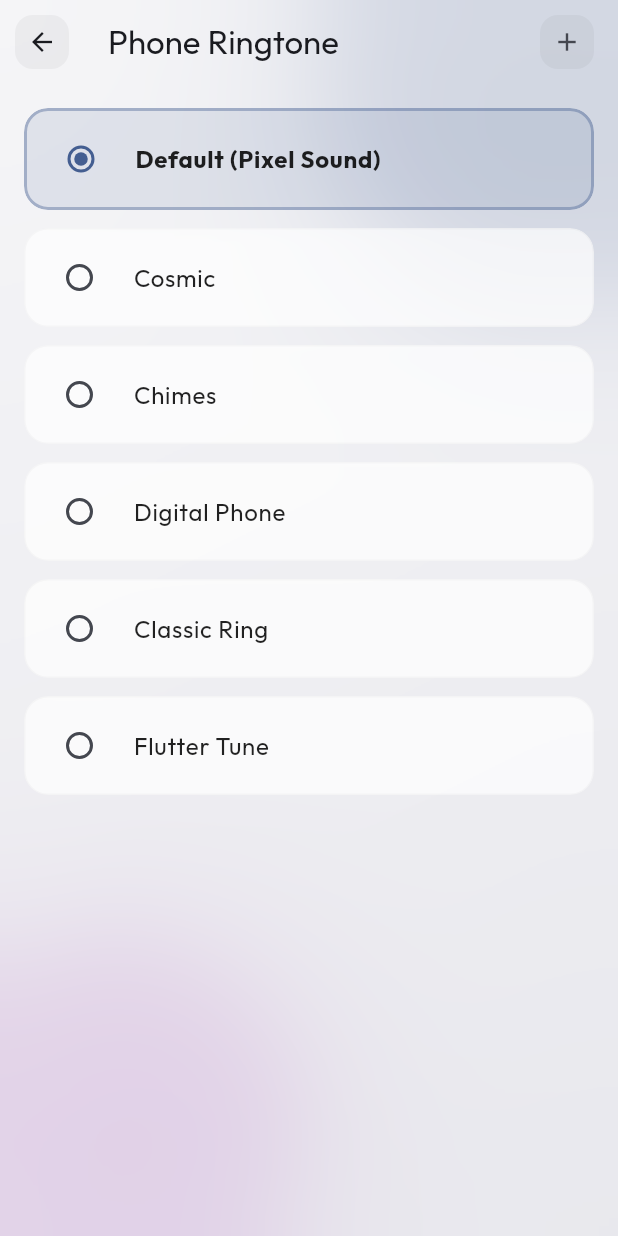
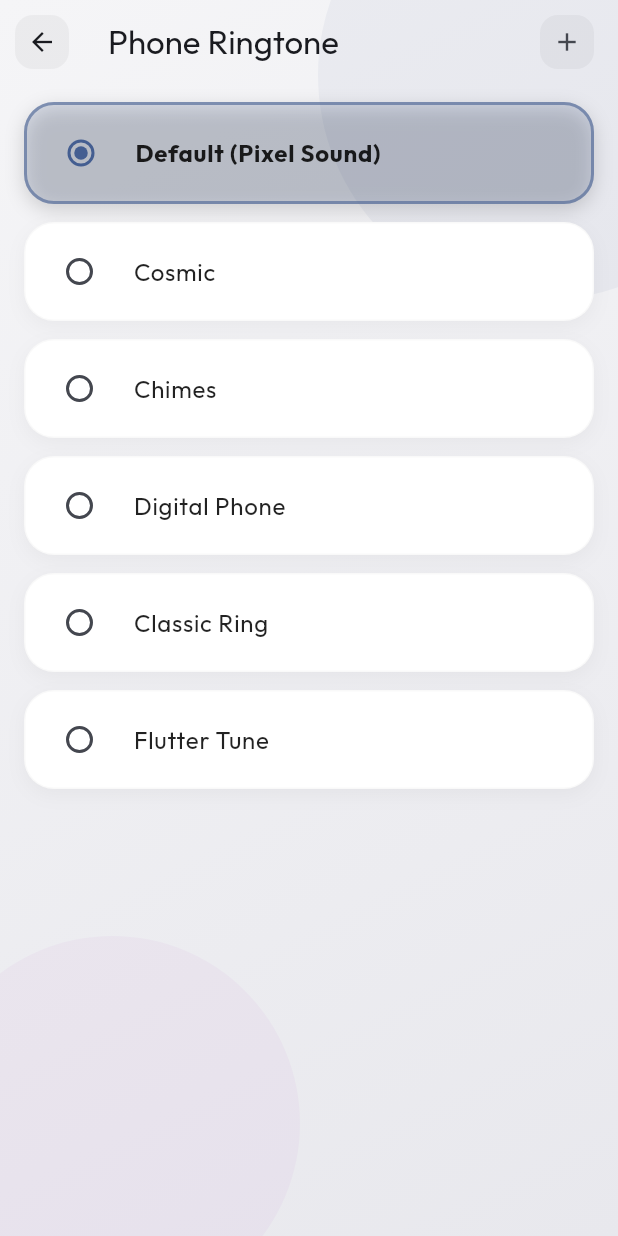
Before and after one commit to DarkShadow1107/Flutter-Phone, a Flutter app: the screen it shows after launch, item 4 of the bottom bar chosen, scrolled down 576 dp, after a tap on "Ringtone", on a phone screen of 412 x 824 dp. Run offline on Flutter 3.47's test engine with Material 3 defaults, Android fonts, the phone set to English and light mode, and no system bars; our stand-ins replace file_picker, flutter_contacts, google_fonts, image_picker, permission_handler, share_plus and 1 more; missing offline and left inert: call_log, flutter_displaymode.

Commit message:
Update 20

```diff
--- a/lib/screens/call_screen.dart
+++ b/lib/screens/call_screen.dart
@@ -401,6 +401,7 @@ class _CallScreenState extends State<CallScreen> with TickerProviderStateMixin {
                       const Spacer(),
 
                       // Keypad or Controls
+                      if (_callState == CallState.connected || _showKeypad)
                         AnimatedSwitcher(
                           duration: const Duration(milliseconds: 300),
                           transitionBuilder: (child, animation) {
@@ -420,7 +421,7 @@ class _CallScreenState extends State<CallScreen> with TickerProviderStateMixin {
                               : _buildCallControls(),
                         ),
 
-                      SizedBox(height: _showKeypad ? 10 : 40),
+                      SizedBox(height: _showKeypad ? 10 : (_callState == CallState.connected ? 40 : 0)),
 
                       // Incoming call buttons OR End Call Button
                       if (widget.isIncoming && _callState == CallState.ringing)
--- a/lib/screens/ringtone_screen.dart
+++ b/lib/screens/ringtone_screen.dart
@@ -92,9 +92,28 @@ class _RingtoneScreenState extends State<RingtoneScreen> {
     }
   }
 
+  Future<void> _deleteRingtone(String name) async {
+    setState(() {
+      _systemRingtones.remove(name);
+      if (_selectedRingtone == name) {
+        _selectedRingtone = 'Default (Pixel Sound)';
+        settingsService.clearRingtone();
+      }
+    });
+
+    // If it was a custom ringtone, we also want to forget the path
+    // For now we only support one custom ringtone in settingsService,
+    // so clearing it is correct if that's the one we're deleting.
+
+    ScaffoldMessenger.of(context).showSnackBar(
+      SnackBar(content: Text('Ringtone "$name" removed')),
+    );
+  }
+
   @override
   Widget build(BuildContext context) {
     final isDark = Theme.of(context).brightness == Brightness.dark;
+    final primaryColor = Theme.of(context).colorScheme.primary;
 
     return Scaffold(
       extendBodyBehindAppBar: true,
@@ -103,31 +122,25 @@ class _RingtoneScreenState extends State<RingtoneScreen> {
         backgroundColor: Colors.transparent,
         elevation: 0,
         leading: IconButton(
-          icon: ClipRRect(
+          icon: Container(
+            padding: const EdgeInsets.all(8),
+            decoration: BoxDecoration(
+              color: isDark ? Colors.white.withAlpha(20) : Colors.black.withAlpha(10),
               borderRadius: BorderRadius.circular(12),
-            child: BackdropFilter(
-              filter: ImageFilter.blur(sigmaX: 8, sigmaY: 8),
-              child: Container(
-                padding: const EdgeInsets.all(8),
-                color: isDark ? Colors.white.withAlpha(20) : Colors.black.withAlpha(10),
+            ),
             child: const Icon(Icons.arrow_back, size: 20),
-              ),
-            ),
           ),
           onPressed: () => Navigator.pop(context),
         ),
         actions: [
           IconButton(
-            icon: ClipRRect(
+            icon: Container(
+              padding: const EdgeInsets.all(8),
+              decoration: BoxDecoration(
+                color: isDark ? Colors.white.withAlpha(20) : Colors.black.withAlpha(10),
                 borderRadius: BorderRadius.circular(12),
-              child: BackdropFilter(
-                filter: ImageFilter.blur(sigmaX: 8, sigmaY: 8),
-                child: Container(
-                  padding: const EdgeInsets.all(8),
-                  color: isDark ? Colors.white.withAlpha(20) : Colors.black.withAlpha(10),
+              ),
               child: const Icon(Icons.add, size: 20),
-                ),
-              ),
             ),
             onPressed: _pickCustomRingtone,
           ),
@@ -149,52 +162,52 @@ class _RingtoneScreenState extends State<RingtoneScreen> {
             ),
           ),
 
-           // Orbs
-           Positioned(top: -100, right: -100, child: Container(width: 300, height: 300, decoration: BoxDecoration(shape: BoxShape.circle, color: Theme.of(context).colorScheme.primary.withAlpha(20), boxShadow: [BoxShadow(color: Theme.of(context).colorScheme.primary.withAlpha(30), blurRadius: 100, spreadRadius: 20)]))),
-           Positioned(bottom: -50, left: -50, child: Container(width: 250, height: 250, decoration: BoxDecoration(shape: BoxShape.circle, color: Colors.purple.withAlpha(15), boxShadow: [BoxShadow(color: Colors.purple.withAlpha(20), blurRadius: 100, spreadRadius: 20)]))),
-
-           // Blur Overlay
-           Positioned.fill(
-             child: BackdropFilter(
-               filter: ImageFilter.blur(sigmaX: 30, sigmaY: 30),
-               child: Container(color: Colors.transparent),
-             ),
-           ),
+          // Orbs - Simplified for performance
+          Positioned(top: -100, right: -100, child: Container(width: 300, height: 300, decoration: BoxDecoration(shape: BoxShape.circle, color: primaryColor.withAlpha(15)))),
+          Positioned(bottom: -50, left: -50, child: Container(width: 250, height: 250, decoration: BoxDecoration(shape: BoxShape.circle, color: Colors.purple.withAlpha(10)))),
 
           // Content
           SafeArea(
             child: ListView.builder(
-              padding: const EdgeInsets.all(16),
+              padding: const EdgeInsets.symmetric(horizontal: 16, vertical: 12),
               itemCount: _systemRingtones.length,
               itemBuilder: (context, index) {
                 final ringtone = _systemRingtones[index];
                 final isSelected = ringtone == _selectedRingtone;
+                final isDefault = index < 6; // First 6 are internal defaults
 
                 return Padding(
                   padding: const EdgeInsets.only(bottom: 12),
-                  child: ClipRRect(
-                    borderRadius: BorderRadius.circular(16),
-                    child: BackdropFilter(
-                      filter: ImageFilter.blur(sigmaX: 10, sigmaY: 10),
                   child: Container(
                     decoration: BoxDecoration(
                       color: isSelected
-                              ? Theme.of(context).colorScheme.primary.withAlpha(30)
-                              : (isDark ? Colors.white.withAlpha(10) : Colors.white.withAlpha(180)),
-                          borderRadius: BorderRadius.circular(16),
+                          ? primaryColor.withAlpha(isSelected ? 40 : 10)
+                          : (isDark ? const Color(0xFF1E1E1E) : Colors.white),
+                      borderRadius: BorderRadius.circular(20),
                       border: Border.all(
                         color: isSelected
-                                ? Theme.of(context).colorScheme.primary.withAlpha(100)
-                                : (isDark ? Colors.white.withAlpha(15) : Colors.black.withAlpha(6)),
+                            ? primaryColor.withAlpha(150)
+                            : (isDark ? Colors.white.withAlpha(12) : Colors.black.withAlpha(6)),
                         width: isSelected ? 2 : 1,
                       ),
+                      boxShadow: [
+                        BoxShadow(
+                          color: Colors.black.withAlpha(isSelected ? 40 : 10),
+                          blurRadius: 10,
+                          offset: const Offset(0, 4),
+                        ),
+                      ],
                     ),
                     child: RadioListTile<String>(
                       value: ringtone,
                       groupValue: _selectedRingtone,
-                          onChanged: (String? value) {
+                      onChanged: (String? value) async {
                         if (value != null) {
                           setState(() => _selectedRingtone = value);
+                          if (isDefault) {
+                            await settingsService.clearRingtone();
+                            await settingsService.setRingtoneName(value);
+                          }
                         }
                       },
                       title: Text(
@@ -202,13 +215,17 @@ class _RingtoneScreenState extends State<RingtoneScreen> {
                         style: TextStyle(
                           fontWeight: isSelected ? FontWeight.bold : FontWeight.normal,
                           color: isDark ? Colors.white : Colors.black87,
+                          fontSize: 16,
                         ),
                       ),
-                          activeColor: Theme.of(context).colorScheme.primary,
-                          shape: RoundedRectangleBorder(borderRadius: BorderRadius.circular(16)),
+                      secondary: !isDefault ? IconButton(
+                        icon: const Icon(Icons.delete_outline, color: Colors.redAccent, size: 20),
+                        onPressed: () => _deleteRingtone(ringtone),
+                        tooltip: 'Delete custom ringtone',
+                      ) : null,
+                      activeColor: primaryColor,
+                      shape: RoundedRectangleBorder(borderRadius: BorderRadius.circular(20)),
                       contentPadding: const EdgeInsets.symmetric(horizontal: 16, vertical: 4),
-                        ),
-                      ),
                     ),
                   ),
                 );
--- a/lib/screens/settings_screen.dart
+++ b/lib/screens/settings_screen.dart
@@ -5,6 +5,8 @@ import 'blocked_numbers_screen.dart';
 import 'privacy_policy_screen.dart';
 import 'help_feedback_screen.dart';
 import 'ringtone_screen.dart';
+import '../services/settings_service.dart';
+import 'package:permission_handler/permission_handler.dart';
 
 class SettingsScreen extends StatefulWidget {
   const SettingsScreen({super.key});
@@ -156,7 +158,9 @@ class _SettingsScreenState extends State<SettingsScreen> {
                     );
                   },
                 ),
-              );
+              ).then((_) {
+                if (mounted) setState(() {});
+              });
             },
           ),
           _buildGlassTile(
@@ -167,6 +171,37 @@ class _SettingsScreenState extends State<SettingsScreen> {
               value: true,
               onChanged: (v) {},
             ),
+          ),
+        ]),
+
+        _buildSection(context, 'Permissions', [
+          _buildGlassTile(
+            context,
+            icon: Icons.layers_outlined,
+            title: 'Display over other apps',
+            subtitle: 'Required for incoming call UI',
+            onTap: () async {
+              if (await Permission.systemAlertWindow.isGranted) {
+                if (mounted) {
+                  ScaffoldMessenger.of(context).showSnackBar(
+                    const SnackBar(content: Text('Permission already granted')),
+                  );
+                }
+              } else {
+                await Permission.systemAlertWindow.request();
+              }
+            },
+          ),
+          _buildGlassTile(
+            context,
+            icon: Icons.settings_applications_outlined,
+            title: 'Modify system settings',
+            subtitle: 'Required for system ringtone control',
+            onTap: () async {
+              // openAppSettings() is a general fallback, but WRITE_SETTINGS
+              // often needs a specific intent path. For now, open app settings.
+              await openAppSettings();
+            },
           ),
         ]),
 
@@ -257,17 +292,26 @@ class _SettingsScreenState extends State<SettingsScreen> {
   }) {
     final isDark = Theme.of(context).brightness == Brightness.dark;
 
-    return ClipRRect(
-      borderRadius: BorderRadius.circular(20),
-      child: BackdropFilter(
-        filter: ImageFilter.blur(sigmaX: 8, sigmaY: 8),
-        child: Container(
+    // Check if this is the Ringtone tile and update subtitle if needed
+    String? displaySubtitle = subtitle;
+    if (title == 'Ringtone') {
+      displaySubtitle = settingsService.getRingtoneName() ?? 'Default (Pixel Sound)';
+    }
+
+    return Container(
       decoration: BoxDecoration(
-            color: isDark ? Colors.white.withAlpha(8) : Colors.white.withAlpha(180),
+        color: isDark ? const Color(0xFF1E1E1E) : Colors.white,
         borderRadius: BorderRadius.circular(20),
         border: Border.all(
           color: isDark ? Colors.white.withAlpha(12) : Colors.black.withAlpha(6),
         ),
+        boxShadow: [
+          BoxShadow(
+            color: Colors.black.withAlpha(isDark ? 30 : 5),
+            blurRadius: 10,
+            offset: const Offset(0, 4),
+          ),
+        ],
       ),
       child: ListTile(
         leading: Container(
@@ -279,13 +323,11 @@ class _SettingsScreenState extends State<SettingsScreen> {
           child: Icon(icon, size: 20, color: Theme.of(context).colorScheme.primary),
         ),
         title: Text(title, style: const TextStyle(fontWeight: FontWeight.w500)),
-            subtitle: subtitle != null
-                ? Text(subtitle, style: TextStyle(fontSize: 12, color: isDark ? Colors.white54 : Colors.black45))
+        subtitle: displaySubtitle != null
+            ? Text(displaySubtitle, style: TextStyle(fontSize: 12, color: isDark ? Colors.white54 : Colors.black45))
             : null,
         trailing: trailing ?? (onTap != null ? Icon(Icons.chevron_right, size: 20, color: isDark ? Colors.white38 : Colors.black38) : null),
         onTap: onTap,
-          ),
-        ),
       ),
     );
   }
```
Also changed, not shown: 2 other files. Lines whose indentation alone changed are shown as unchanged.
